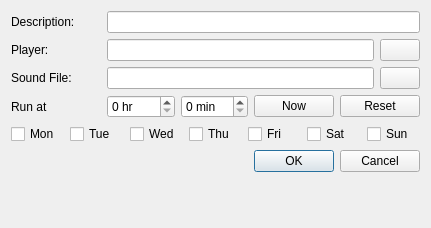
Qt form src/alarmdialog.ui (loimu/zeit) before a commit.
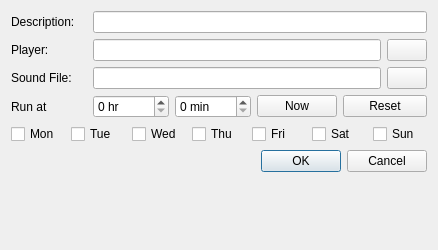
The same form after that commit.

What changed in the file:
```diff
--- a/src/alarmdialog.ui
+++ b/src/alarmdialog.ui
@@ -6,116 +6,78 @@
    <rect>
     <x>0</x>
     <y>0</y>
-    <width>431</width>
-    <height>228</height>
+    <width>438</width>
+    <height>250</height>
    </rect>
   </property>
   <property name="windowTitle">
    <string>Dialog</string>
   </property>
-  <layout class="QVBoxLayout" name="verticalLayout">
-   <item>
-    <layout class="QHBoxLayout" name="horizontalLayout_5">
-     <item>
-      <widget class="QLabel" name="label_4">
-       <property name="minimumSize">
-        <size>
-         <width>90</width>
-         <height>0</height>
-        </size>
-       </property>
+  <layout class="QGridLayout" name="gridLayout">
+   <item row="0" column="0" colspan="2">
+    <widget class="QLabel" name="label">
        <property name="text">
         <string>Description:</string>
        </property>
       </widget>
      </item>
-     <item>
+   <item row="0" column="2" colspan="8">
       <widget class="QLineEdit" name="lineEditComment">
        <property name="clearButtonEnabled">
         <bool>true</bool>
        </property>
       </widget>
      </item>
-    </layout>
-   </item>
-   <item>
-    <layout class="QHBoxLayout" name="horizontalLayout">
-     <item>
-      <widget class="QLabel" name="label">
-       <property name="minimumSize">
-        <size>
-         <width>90</width>
-         <height>0</height>
-        </size>
-       </property>
+   <item row="1" column="0" colspan="2">
+    <widget class="QLabel" name="label_2">
        <property name="text">
         <string>Player:</string>
        </property>
       </widget>
      </item>
-     <item>
+   <item row="1" column="2" colspan="7">
       <widget class="QLineEdit" name="lineEditPlayer">
        <property name="clearButtonEnabled">
         <bool>true</bool>
        </property>
       </widget>
      </item>
-     <item>
+   <item row="1" column="9">
       <widget class="QPushButton" name="pushButtonPlayer">
        <property name="text">
         <string notr="true"/>
        </property>
       </widget>
      </item>
-    </layout>
-   </item>
-   <item>
-    <layout class="QHBoxLayout" name="horizontalLayout_2">
-     <item>
-      <widget class="QLabel" name="label_2">
-       <property name="minimumSize">
-        <size>
-         <width>90</width>
-         <height>0</height>
-        </size>
-       </property>
+   <item row="2" column="0" colspan="2">
+    <widget class="QLabel" name="label_3">
        <property name="text">
         <string>Sound File:</string>
        </property>
       </widget>
      </item>
-     <item>
+   <item row="2" column="2" colspan="7">
       <widget class="QLineEdit" name="lineEditSoundFile">
        <property name="clearButtonEnabled">
         <bool>true</bool>
        </property>
       </widget>
      </item>
-     <item>
+   <item row="2" column="9">
       <widget class="QPushButton" name="pushButtonSoundFile">
        <property name="text">
         <string notr="true"/>
        </property>
       </widget>
      </item>
-    </layout>
-   </item>
-   <item>
-    <layout class="QHBoxLayout" name="horizontalLayout_3">
-     <item>
-      <widget class="QLabel" name="label_3">
-       <property name="minimumSize">
-        <size>
-         <width>90</width>
-         <height>0</height>
-        </size>
-       </property>
+   <item row="3" column="0" colspan="2">
+    <widget class="QLabel" name="label_4">
        <property name="text">
         <string>Run at</string>
        </property>
       </widget>
      </item>
-     <item>
+   <item row="3" column="2" colspan="2">
       <widget class="QSpinBox" name="spinBoxHour">
        <property name="suffix">
         <string> hr</string>
@@ -125,7 +87,7 @@
        </property>
       </widget>
      </item>
-     <item>
+   <item row="3" column="4" colspan="2">
       <widget class="QSpinBox" name="spinBoxMinute">
        <property name="suffix">
         <string> min</string>
@@ -135,24 +97,22 @@
        </property>
       </widget>
      </item>
-     <item>
+   <item row="3" column="6" colspan="2">
       <widget class="QPushButton" name="pushButtonCurrent">
        <property name="text">
         <string>Now</string>
        </property>
       </widget>
      </item>
-     <item>
+   <item row="3" column="8" colspan="2">
       <widget class="QPushButton" name="pushButtonReset">
        <property name="text">
         <string>Reset</string>
        </property>
       </widget>
      </item>
-    </layout>
-   </item>
-   <item>
-    <layout class="QHBoxLayout" name="horizontalLayout_4">
+   <item row="4" column="0" colspan="10">
+    <layout class="QHBoxLayout" name="horizontalLayout">
      <item>
       <widget class="QCheckBox" name="checkBoxMon">
        <property name="text">
@@ -204,7 +164,7 @@
      </item>
     </layout>
    </item>
-   <item>
+   <item row="5" column="0" colspan="10">
     <widget class="QDialogButtonBox" name="buttonBox">
      <property name="orientation">
       <enum>Qt::Horizontal</enum>
@@ -214,7 +174,7 @@
      </property>
     </widget>
    </item>
-   <item>
+   <item row="6" column="0" colspan="10">
     <widget class="QLabel" name="errorLabel">
      <property name="text">
       <string/>
```
Lines whose indentation alone changed are shown as unchanged.
